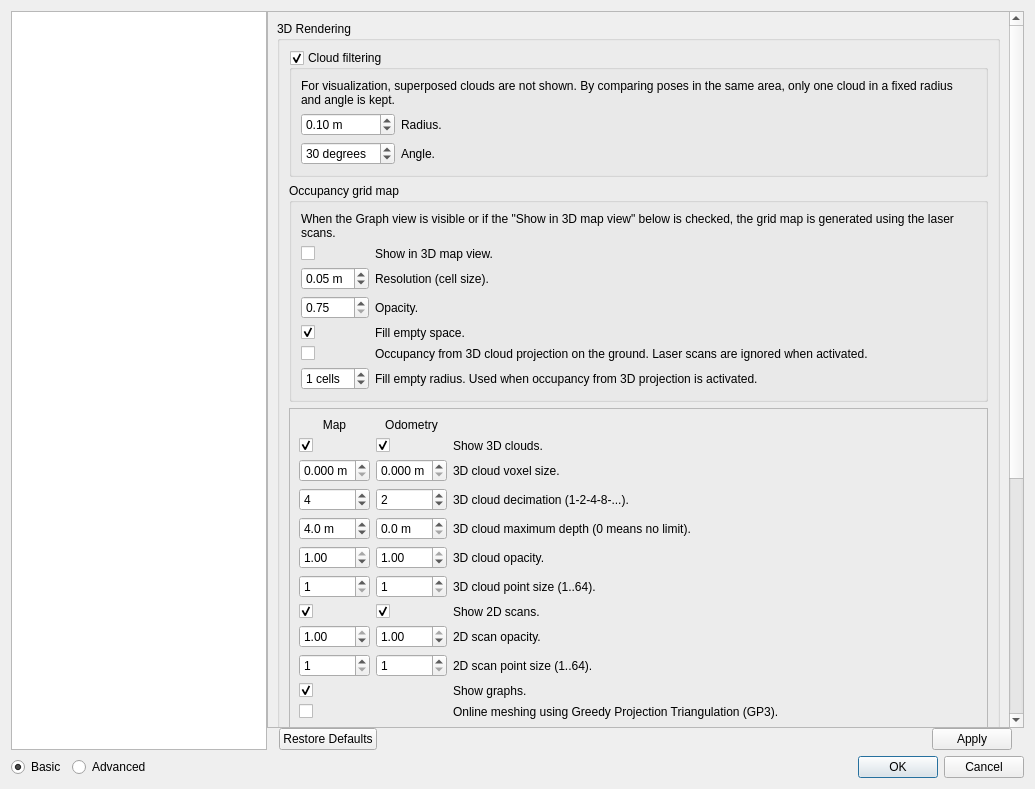
The window that guilib/src/ui/preferencesDialog.ui (introlab/rtabmap) describes before a commit, drawn with Qt 5.
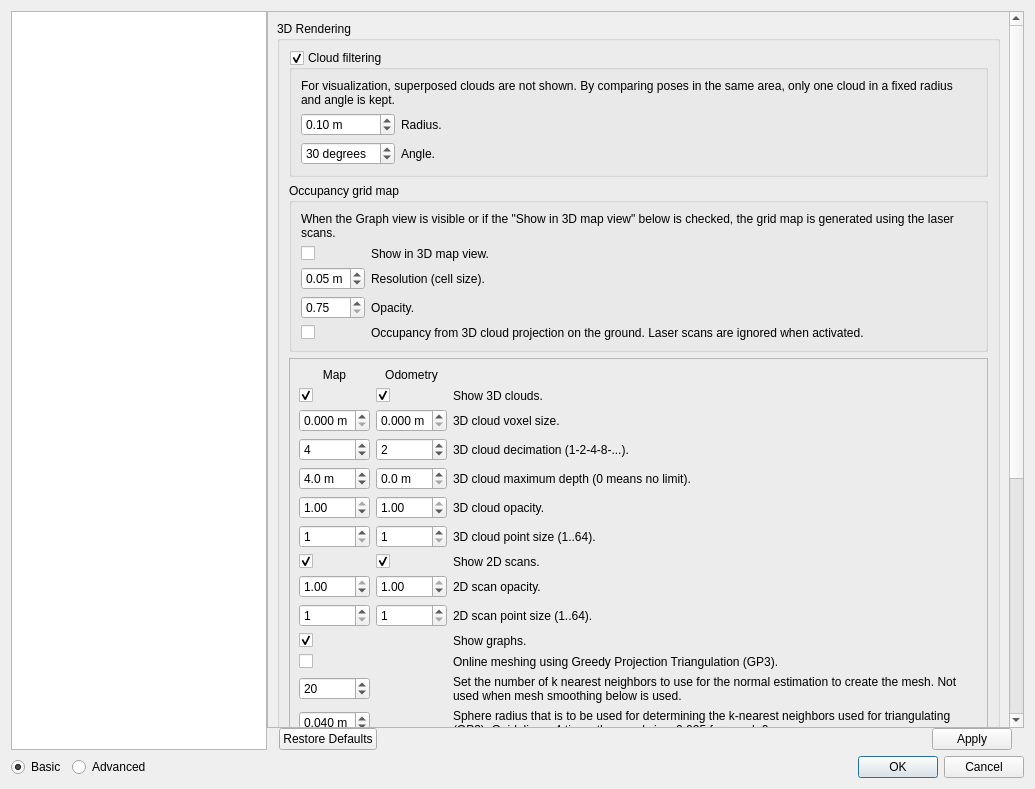
The same window after the commit. Icons and pictures are not drawn. Custom widgets are drawn as their Qt base class.

Commit message: Improved occupancy grid map construction performance

Patch:
```diff
--- a/guilib/src/ui/preferencesDialog.ui
+++ b/guilib/src/ui/preferencesDialog.ui
@@ -65,7 +65,7 @@
             <x>0</x>
             <y>0</y>
             <width>744</width>
-            <height>1074</height>
+            <height>1056</height>
            </rect>
           </property>
           <layout class="QVBoxLayout" name="verticalLayout_16">
@@ -421,6 +421,23 @@
                        </item>
                        <item>
                         <layout class="QGridLayout" name="gridLayout_20" columnstretch="0,1">
+                         <item row="0" column="0">
+                          <widget class="QCheckBox" name="checkBox_map_shown">
+                           <property name="text">
+                            <string/>
+                           </property>
+                           <property name="checked">
+                            <bool>false</bool>
+                           </property>
+                          </widget>
+                         </item>
+                         <item row="0" column="1">
+                          <widget class="QLabel" name="label_map_shown">
+                           <property name="text">
+                            <string>Show in 3D map view.</string>
+                           </property>
+                          </widget>
+                         </item>
                          <item row="1" column="0">
                           <widget class="QDoubleSpinBox" name="doubleSpinBox_map_resolution">
                            <property name="suffix">
@@ -444,23 +461,6 @@
                            </property>
                           </widget>
                          </item>
-                         <item row="3" column="1">
-                          <widget class="QLabel" name="label_164">
-                           <property name="text">
-                            <string>Fill empty space.</string>
-                           </property>
-                          </widget>
-                         </item>
-                         <item row="3" column="0">
-                          <widget class="QCheckBox" name="checkBox_map_fillEmptySpace">
-                           <property name="text">
-                            <string/>
-                           </property>
-                           <property name="checked">
-                            <bool>true</bool>
-                           </property>
-                          </widget>
-                         </item>
                          <item row="2" column="1">
                           <widget class="QLabel" name="label_170">
                            <property name="text">
@@ -468,24 +468,7 @@
                            </property>
                           </widget>
                          </item>
-                         <item row="0" column="0">
-                          <widget class="QCheckBox" name="checkBox_map_shown">
-                           <property name="text">
-                            <string/>
-                           </property>
-                           <property name="checked">
-                            <bool>false</bool>
-                           </property>
-                          </widget>
-                         </item>
-                         <item row="0" column="1">
-                          <widget class="QLabel" name="label_map_shown">
-                           <property name="text">
-                            <string>Show in 3D map view.</string>
-                           </property>
-                          </widget>
-                         </item>
-                         <item row="4" column="0">
+                         <item row="3" column="0">
                           <widget class="QCheckBox" name="checkBox_map_occupancyFrom3DCloud">
                            <property name="text">
                             <string/>
@@ -511,7 +494,7 @@
                            </property>
                           </widget>
                          </item>
-                         <item row="4" column="1">
+                         <item row="3" column="1">
                           <widget class="QLabel" name="label_210">
                            <property name="text">
                             <string>Occupancy from 3D cloud projection on the ground. Laser scans are ignored when activated.</string>
@@ -521,32 +504,6 @@
                            </property>
                           </widget>
                          </item>
-                         <item row="5" column="1">
-                          <widget class="QLabel" name="label_211">
-                           <property name="text">
-                            <string>Fill empty radius. Used when occupancy from 3D projection is activated.</string>
-                           </property>
-                           <property name="wordWrap">
-                            <bool>true</bool>
-                           </property>
-                          </widget>
-                         </item>
-                         <item row="5" column="0">
-                          <widget class="QSpinBox" name="spinbox_map_fillEmptyRadius">
-                           <property name="suffix">
-                            <string> cells</string>
-                           </property>
-                           <property name="minimum">
-                            <number>0</number>
-                           </property>
-                           <property name="maximum">
-                            <number>10</number>
-                           </property>
-                           <property name="value">
-                            <number>1</number>
-                           </property>
-                          </widget>
-                         </item>
                         </layout>
                        </item>
                       </layout>
```
The commit also changes 10 other files.
